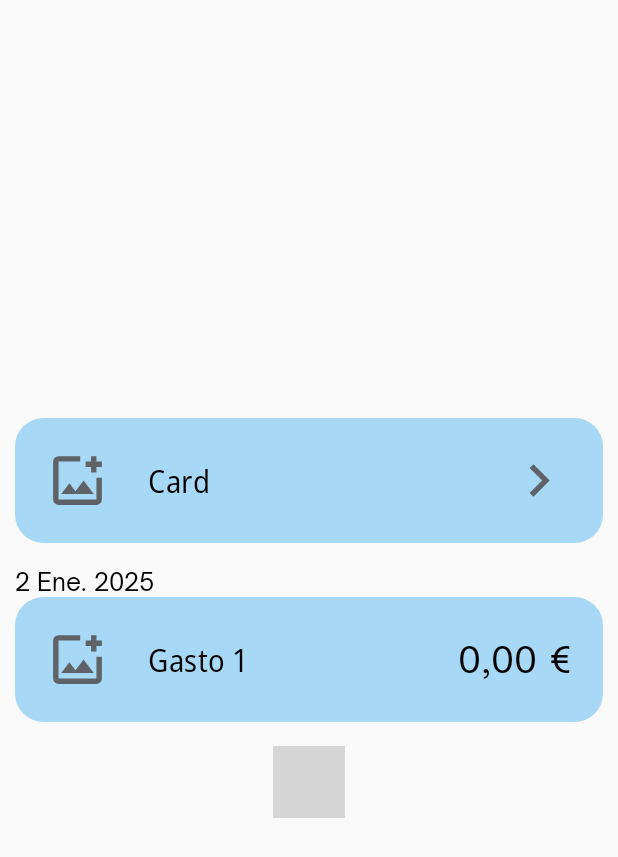
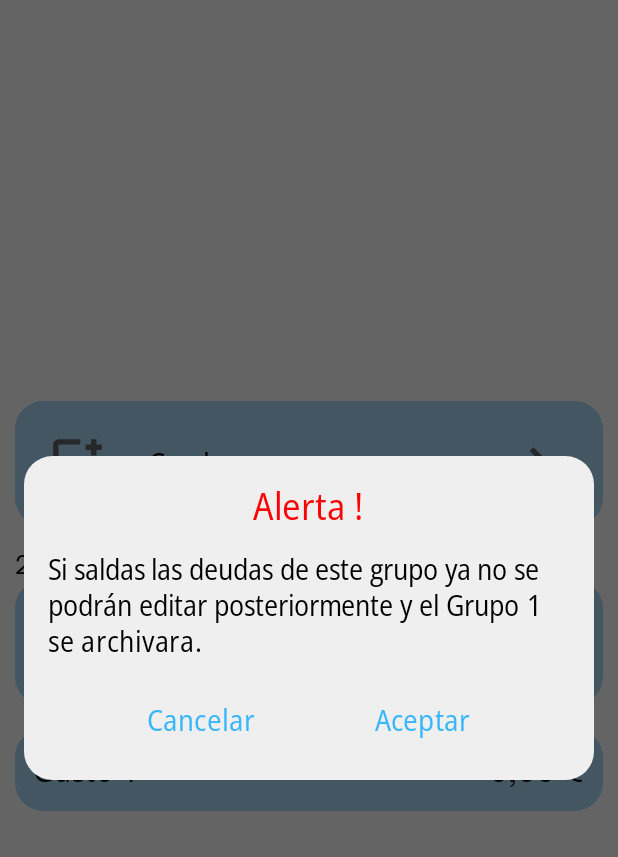
Before and after one commit to AlvaroDeMiguel/PTD-app, an Android app built with Jetpack Compose: the screen it shows after launch (MainActivity), on a phone screen of 412 x 824 dp. Shown: the top 857 px of the screen. Run offline under Robolectric (Android 15) with nearby library versions, the phone set to English and light mode, and no system bars; Roboto replaces fonts that are not available here; grey boxes are pictures that could not be loaded.

Commit message:
Commit - CustomAlerts.kt creado

```diff
--- a/app/src/main/java/com/example/ptdapp/MainActivity.kt
+++ b/app/src/main/java/com/example/ptdapp/MainActivity.kt
@@ -10,10 +10,15 @@ import androidx.compose.foundation.layout.fillMaxSize
 import androidx.compose.foundation.layout.height
 import androidx.compose.foundation.layout.padding
 import androidx.compose.runtime.Composable
+import androidx.compose.runtime.getValue
+import androidx.compose.runtime.mutableStateOf
+import androidx.compose.runtime.remember
+import androidx.compose.runtime.setValue
 import androidx.compose.ui.Alignment
 import androidx.compose.ui.Modifier
 import androidx.compose.ui.tooling.preview.Preview
 import androidx.compose.ui.unit.dp
+import com.example.ptdapp.ui.components.CustomAlertDialog
 import com.example.ptdapp.ui.components.CustomCardGasto
 import com.example.ptdapp.ui.components.CustomCardInicio
 import com.example.ptdapp.ui.components.CustomCardSaldo
@@ -25,7 +30,7 @@ class MainActivity : ComponentActivity() {
     override fun onCreate(savedInstanceState: Bundle?) {
         super.onCreate(savedInstanceState)
         setContent {
-            PTDAppTheme{
+            PTDAppTheme {
                 CenteredTextFields()
             }
         }
@@ -36,16 +41,30 @@ class MainActivity : ComponentActivity() {
 @Composable
 fun CenteredTextFields() {
     Column(
-        modifier = Modifier.fillMaxSize().padding(10.dp),
+        modifier = Modifier
+            .fillMaxSize()
+            .padding(10.dp),
         verticalArrangement = Arrangement.Center,
         horizontalAlignment = Alignment.CenterHorizontally,
 
-    ) {
+        ) {
         CustomCardInicio(text = "Card")
         Spacer(modifier = Modifier.height(16.dp))
+
         CustomCardGasto(fecha = "2 Ene. 2025", nombreGasto = "Gasto 1", precioGasto = "0,00")
         Spacer(modifier = Modifier.height(16.dp))
-        CustomCardSaldo(nombreGasto = "Gasto 1", precioGasto = "0,00")
+
+        CustomCardSaldo(nombrePersona = "Gasto 1", gastoPersona = "0,00")
+        Spacer(modifier = Modifier.height(16.dp))
+
+        var showDialog by remember { mutableStateOf(true) }
+        if (showDialog) {
+            CustomAlertDialog(
+                message = "Si saldas las deudas de este grupo ya no se podrán editar posteriormente y el Grupo 1 se archivara.",
+                onDismiss = { showDialog = false },
+                onConfirm = { showDialog = false }
+            )
+        }
     }
 }
 
--- a/app/src/main/java/com/example/ptdapp/ui/components/CustomAlerts.kt
+++ b/app/src/main/java/com/example/ptdapp/ui/components/CustomAlerts.kt
@@ -1 +1,94 @@
 package com.example.ptdapp.ui.components
+
+import androidx.compose.foundation.background
+import androidx.compose.foundation.layout.*
+import androidx.compose.foundation.shape.RoundedCornerShape
+import androidx.compose.material3.*
+import androidx.compose.runtime.*
+import androidx.compose.ui.Alignment
+import androidx.compose.ui.Modifier
+import androidx.compose.ui.graphics.Color
+import androidx.compose.ui.text.style.TextAlign
+import androidx.compose.ui.tooling.preview.Preview
+import androidx.compose.ui.unit.dp
+import androidx.compose.ui.unit.sp
+import androidx.compose.ui.window.Dialog
+import com.example.ptdapp.ui.theme.OpenSansSemiCondensed
+
+val ColorBotones = Color(0xFF38B6FF)
+val ColorCard = Color(0xFFefefef)
+
+@Composable
+fun CustomAlertDialog(
+    message: String,
+    onDismiss: () -> Unit,
+    onConfirm: () -> Unit,
+    confirmText: String = "Aceptar",
+    dismissText: String = "Cancelar",
+) {
+    Dialog(onDismissRequest = { onDismiss() }) {
+        Card(
+            shape = RoundedCornerShape(19.dp),
+            modifier = Modifier.padding(16.dp),
+            colors = CardDefaults.cardColors(containerColor = ColorCard)
+        ) {
+            Column(
+                modifier = Modifier
+                    .padding(16.dp),
+                horizontalAlignment = Alignment.CenterHorizontally
+            ) {
+                Text(
+                    text = "Alerta !",
+                    fontFamily = OpenSansSemiCondensed,
+                    fontSize = 25.sp,
+                    color = Color.Red,
+                    textAlign = TextAlign.Start
+                )
+                Spacer(modifier = Modifier.height(12.dp))
+                Text(
+                    text = message,
+                    fontFamily = OpenSansSemiCondensed,
+                    fontSize = 19.sp,
+                    color = Color.Black,
+                    textAlign = TextAlign.Justify
+                )
+                Spacer(modifier = Modifier.height(16.dp))
+                Row(
+                    modifier = Modifier.fillMaxWidth(),
+                    horizontalArrangement = Arrangement.SpaceEvenly
+                ) {
+                    TextButton(onClick = { onDismiss() }) {
+                        Text(
+                            text = dismissText,
+                            fontFamily = OpenSansSemiCondensed,
+                            fontSize = 20.sp,
+                            color = ColorBotones
+                        )
+                    }
+                    TextButton(onClick = { onConfirm() }) {
+                        Text(
+                            text = confirmText,
+                            fontFamily = OpenSansSemiCondensed,
+                            fontSize = 20.sp,
+                            color = ColorBotones
+                        )
+                    }
+                }
+            }
+        }
+    }
+}
+
+@Preview(showBackground = true)
+@Composable
+fun PreviewCustomAlertDialog() {
+    var showDialog by remember { mutableStateOf(true) }
+
+    if (showDialog) {
+        CustomAlertDialog(
+            message = "Si saldas las deudas de este grupo ya no se podrán editar posteriormente y el Grupo 1 se archivara.",
+            onDismiss = { showDialog = false },
+            onConfirm = { showDialog = false }
+        )
+    }
+}
```
